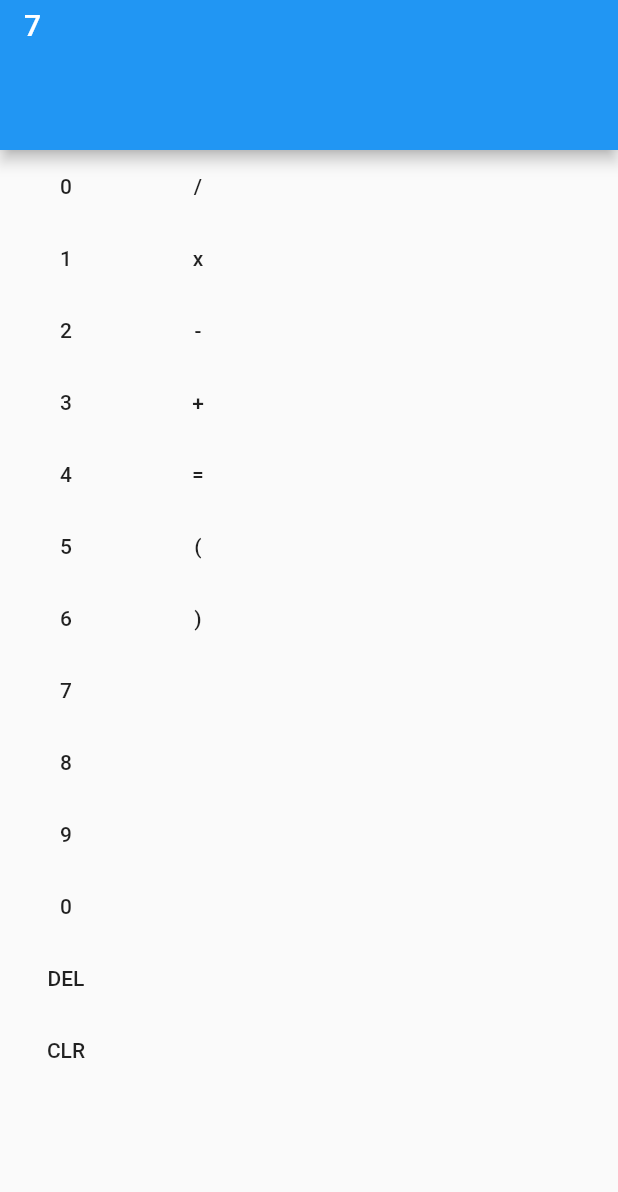
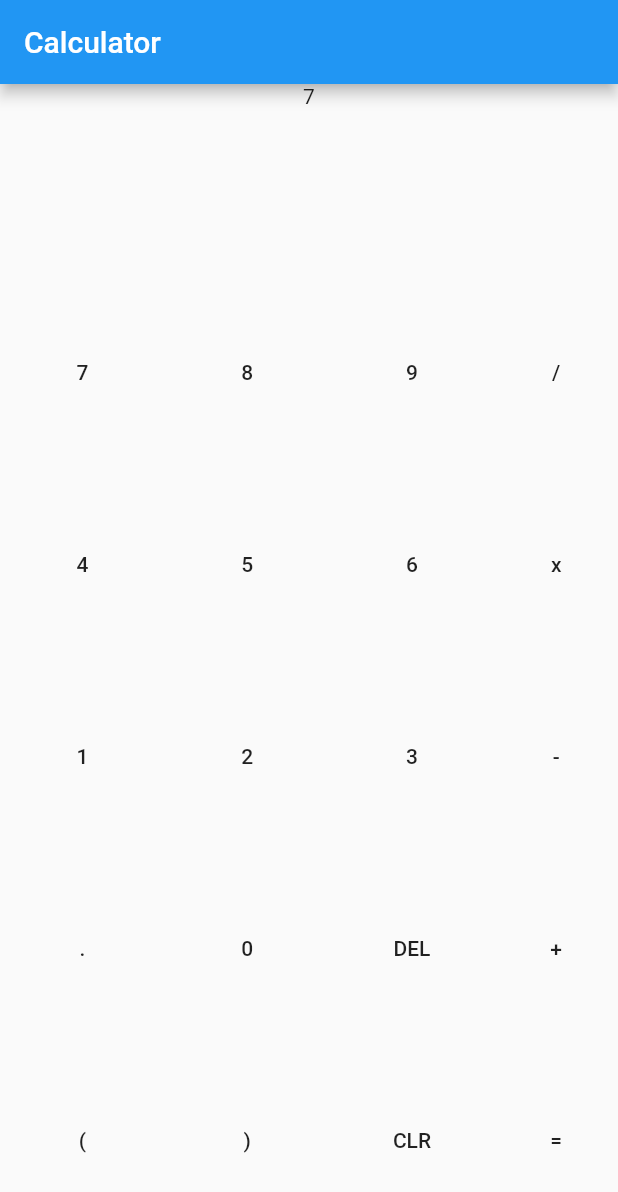
Before and after one commit to sstrangway/calculator, a Flutter app: the screen it shows after launch, after a tap on an icon or button, on a phone screen of 412 x 824 dp. Shown: the top 1192 px of the screen. Run offline on Flutter 3.47's test engine with Material 2 defaults, Android fonts, the phone set to English and light mode, and no system bars; our stand-ins replace math_expressions.

Commit message:
Basic layout done (#2)

```diff
--- a/lib/main.dart
+++ b/lib/main.dart
@@ -2,9 +2,13 @@ import 'package:calculator/widgets/display.dart';
 import 'package:calculator/widgets/number_pad.dart';
 import 'package:calculator/widgets/operation_pad.dart';
 import 'package:flutter/material.dart';
+import 'package:flutter/rendering.dart';
 import 'package:math_expressions/math_expressions.dart';
 
-void main() => runApp(MyApp());
+void main() {
+  // debugPaintSizeEnabled = true;
+  runApp(MyApp());
+}
 
 class MyApp extends StatefulWidget {
   // This widget is the root of your application.
@@ -20,7 +24,7 @@ class _MyAppState extends State<MyApp> {
   String answer = '';
   void _updateDisplay(String value) {
     setState(() {
-      if ('0123456789+-/x()'.indexOf(value) > -1) {
+      if ('0123456789+-/x().'.indexOf(value) > -1) {
         displayText += value;
       } else if (value == 'CLR') {
         displayText = '';
@@ -49,14 +53,35 @@ class _MyAppState extends State<MyApp> {
         primarySwatch: Colors.blue,
       ),
       home: Scaffold(
-        appBar: Display(displayText, answer),
+        // appBar: Display(displayText, answer),
+        appBar: AppBar(
+          title: Text('Calculator'),
+        ),
         body: Center(
-            child: Row(
-          children: <Widget>[
-            NumberPad(_updateDisplay),
-            OperationPad(_updateDisplay)
-          ],
-        )),
+          child: Column(
+            children: <Widget>[
+              Expanded(
+                flex: 1,
+                child: Display(displayText, answer),
+              ),
+              Expanded(
+                flex: 5,
+                child: Row(
+                  children: <Widget>[
+                    Expanded(
+                      flex: 4,
+                      child: NumberPad(_updateDisplay),
+                    ),
+                    Expanded(
+                      flex: 1,
+                      child: OperationPad(_updateDisplay),
+                    )
+                  ],
+                ),
+              ),
+            ],
+          ),
+        ),
       ),
     );
   }
--- a/lib/widgets/calculator_button.dart
+++ b/lib/widgets/calculator_button.dart
@@ -7,11 +7,13 @@ class CalculatorButton extends StatelessWidget {
   CalculatorButton(this.text, this.updateDisplay);
   @override
   Widget build(BuildContext context) {
-    return FlatButton(
-      child: Text(text),
-      onPressed: () {
-        updateDisplay(text);
-      },
+    return Expanded(
+      child: FlatButton(
+        child: Text(text),
+        onPressed: () {
+          updateDisplay(text);
+        },
+      ),
     );
   }
 }
--- a/lib/widgets/display.dart
+++ b/lib/widgets/display.dart
@@ -1,24 +1,17 @@
 import 'package:flutter/material.dart';
 
-class Display extends StatelessWidget implements PreferredSizeWidget {
+class Display extends StatelessWidget {
   final String equation;
   final String answer;
   Display(this.equation, this.answer);
-  @override
-  Size get preferredSize => Size.fromHeight(100.0);
 
   @override
   Widget build(BuildContext context) {
-    return PreferredSize(
-      preferredSize: Size.fromHeight(100.0),
-      child: AppBar(
-        title: Column(
-          children: <Widget>[
-            Text(equation),
-            Text(answer),
-          ],
-        ),
-      ),
+    return Column(
+      children: <Widget>[
+        Text(equation),
+        Text(answer),
+      ],
     );
   }
 }
--- a/lib/widgets/number_pad.dart
+++ b/lib/widgets/number_pad.dart
@@ -9,19 +9,56 @@ class NumberPad extends StatelessWidget {
   Widget build(BuildContext context) {
     return Column(
       children: <Widget>[
-        CalculatorButton('0', updateDisplay),
+        Expanded(
+          child: Row(
+            crossAxisAlignment: CrossAxisAlignment.stretch,
+            children: <Widget>[
+              CalculatorButton('7', updateDisplay),
+              CalculatorButton('8', updateDisplay),
+              CalculatorButton('9', updateDisplay),
+            ],
+          ),
+        ),
+        Expanded(
+          child: Row(
+            crossAxisAlignment: CrossAxisAlignment.stretch,
+            children: <Widget>[
+              CalculatorButton('4', updateDisplay),
+              CalculatorButton('5', updateDisplay),
+              CalculatorButton('6', updateDisplay),
+            ],
+          ),
+        ),
+        Expanded(
+          child: Row(
+            crossAxisAlignment: CrossAxisAlignment.stretch,
+            children: <Widget>[
               CalculatorButton('1', updateDisplay),
               CalculatorButton('2', updateDisplay),
               CalculatorButton('3', updateDisplay),
-        CalculatorButton('4', updateDisplay),
-        CalculatorButton('5', updateDisplay),
-        CalculatorButton('6', updateDisplay),
-        CalculatorButton('7', updateDisplay),
-        CalculatorButton('8', updateDisplay),
-        CalculatorButton('9', updateDisplay),
+            ],
+          ),
+        ),
+        Expanded(
+          child: Row(
+            crossAxisAlignment: CrossAxisAlignment.stretch,
+            children: <Widget>[
+              CalculatorButton('.', updateDisplay),
               CalculatorButton('0', updateDisplay),
               CalculatorButton('DEL', updateDisplay),
+            ],
+          ),
+        ),
+        Expanded(
+          child: Row(
+            crossAxisAlignment: CrossAxisAlignment.stretch,
+            children: <Widget>[
+              CalculatorButton('(', updateDisplay),
+              CalculatorButton(')', updateDisplay),
               CalculatorButton('CLR', updateDisplay),
+            ],
+          ),
+        ),
       ],
     );
   }
--- a/lib/widgets/operation_pad.dart
+++ b/lib/widgets/operation_pad.dart
@@ -14,8 +14,6 @@ class OperationPad extends StatelessWidget {
         CalculatorButton('-', updateDisplay),
         CalculatorButton('+', updateDisplay),
         CalculatorButton('=', updateDisplay),
-        CalculatorButton('(', updateDisplay),
-        CalculatorButton(')', updateDisplay),
       ],
     );
   }
```
Lines whose indentation alone changed are shown as unchanged.
